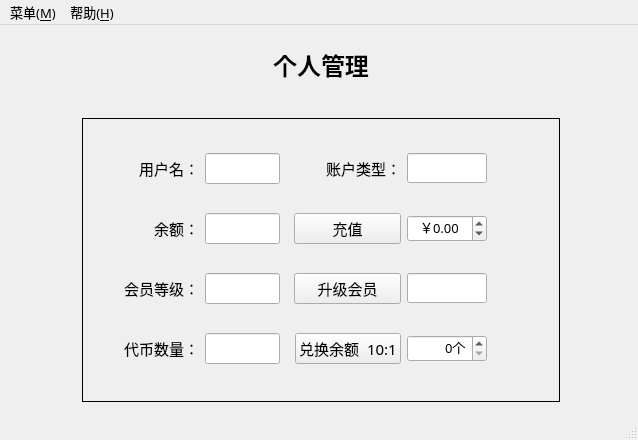
First picture: the form in WD_version1/mainwindow.ui, repository drcege/WD, before the edit.
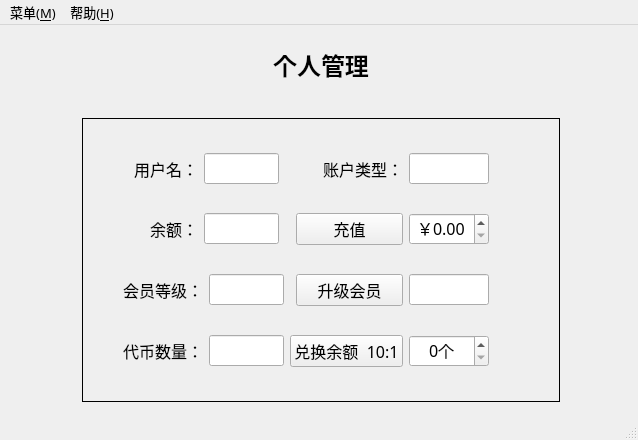
Second picture: the form after the edit.

```diff
--- a/WD_version1/mainwindow.ui
+++ b/WD_version1/mainwindow.ui
@@ -1482,7 +1482,7 @@
                </property>
                <property name="font">
                 <font>
-                 <pointsize>11</pointsize>
+                 <pointsize>12</pointsize>
                 </font>
                </property>
                <property name="text">
@@ -1540,7 +1540,7 @@
                </property>
                <property name="font">
                 <font>
-                 <pointsize>11</pointsize>
+                 <pointsize>12</pointsize>
                 </font>
                </property>
                <property name="text">
@@ -1556,13 +1556,12 @@
                <property name="minimumSize">
                 <size>
                  <width>80</width>
-                 <height>0</height>
+                 <height>27</height>
                 </size>
                </property>
                <property name="font">
                 <font>
-                 <family>微软雅黑</family>
-                 <pointsize>11</pointsize>
+                 <pointsize>12</pointsize>
                 </font>
                </property>
                <property name="alignment">
@@ -1587,7 +1586,7 @@
                </property>
                <property name="font">
                 <font>
-                 <pointsize>11</pointsize>
+                 <pointsize>12</pointsize>
                 </font>
                </property>
                <property name="text">
@@ -1648,7 +1647,7 @@
                </property>
                <property name="font">
                 <font>
-                 <pointsize>11</pointsize>
+                 <pointsize>12</pointsize>
                 </font>
                </property>
                <property name="text">
@@ -1664,9 +1663,14 @@
                <property name="minimumSize">
                 <size>
                  <width>80</width>
-                 <height>0</height>
+                 <height>27</height>
                 </size>
                </property>
+               <property name="font">
+                <font>
+                 <pointsize>12</pointsize>
+                </font>
+               </property>
                <property name="alignment">
                 <set>Qt::AlignCenter</set>
                </property>
@@ -1674,7 +1678,7 @@
                 <string>￥</string>
                </property>
                <property name="minimum">
-                <double>-11.000000000000000</double>
+                <double>0.000000000000000</double>
                </property>
                <property name="maximum">
                 <double>9999999.990000000223517</double>
@@ -1692,7 +1696,7 @@
                </property>
                <property name="font">
                 <font>
-                 <pointsize>11</pointsize>
+                 <pointsize>12</pointsize>
                 </font>
                </property>
                <property name="text">
@@ -1762,7 +1766,7 @@
                </property>
                <property name="font">
                 <font>
-                 <pointsize>11</pointsize>
+                 <pointsize>12</pointsize>
                 </font>
                </property>
                <property name="text">
@@ -1778,12 +1782,12 @@
                <property name="minimumSize">
                 <size>
                  <width>80</width>
-                 <height>0</height>
+                 <height>27</height>
                 </size>
                </property>
                <property name="font">
                 <font>
-                 <pointsize>11</pointsize>
+                 <pointsize>12</pointsize>
                 </font>
                </property>
                <property name="text">
@@ -1808,7 +1812,7 @@
                </property>
                <property name="font">
                 <font>
-                 <pointsize>11</pointsize>
+                 <pointsize>12</pointsize>
                 </font>
                </property>
                <property name="text">
@@ -1872,7 +1876,7 @@
                </property>
                <property name="font">
                 <font>
-                 <pointsize>11</pointsize>
+                 <pointsize>12</pointsize>
                 </font>
                </property>
                <property name="text">
@@ -1888,11 +1892,16 @@
                <property name="minimumSize">
                 <size>
                  <width>80</width>
-                 <height>0</height>
+                 <height>27</height>
                 </size>
                </property>
+               <property name="font">
+                <font>
+                 <pointsize>12</pointsize>
+                </font>
+               </property>
                <property name="alignment">
-                <set>Qt::AlignRight|Qt::AlignTrailing|Qt::AlignVCenter</set>
+                <set>Qt::AlignCenter</set>
                </property>
                <property name="suffix">
                 <string>个</string>
```
Left out of the diff: 6 changed lines with no effect on the pictures.
